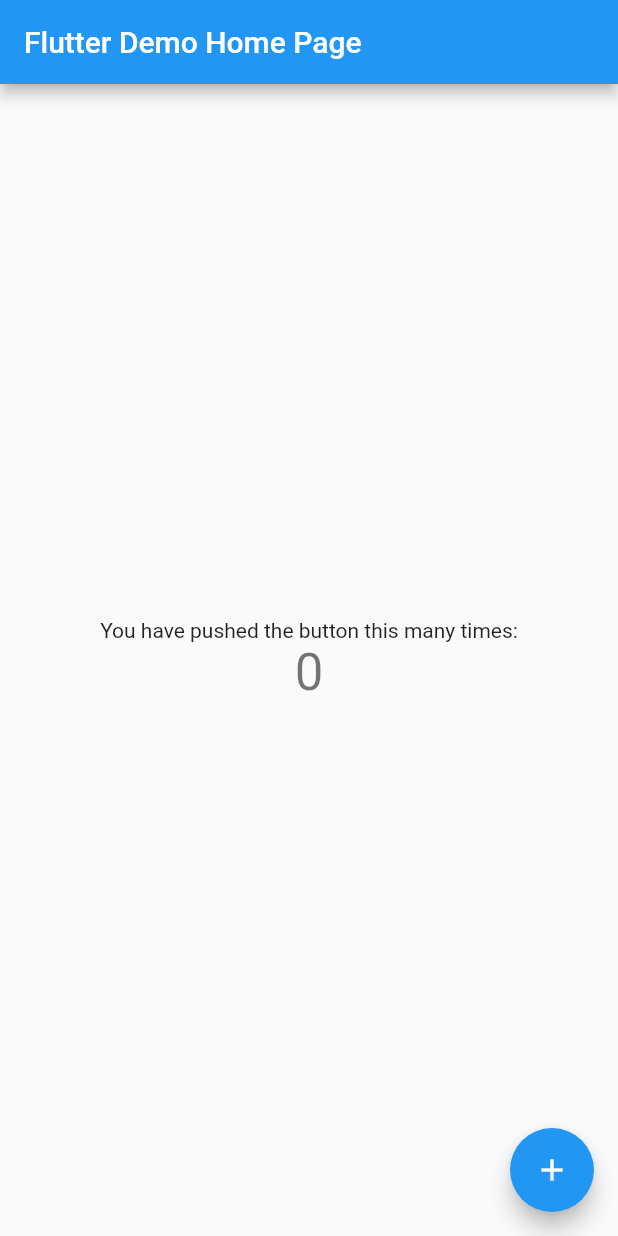
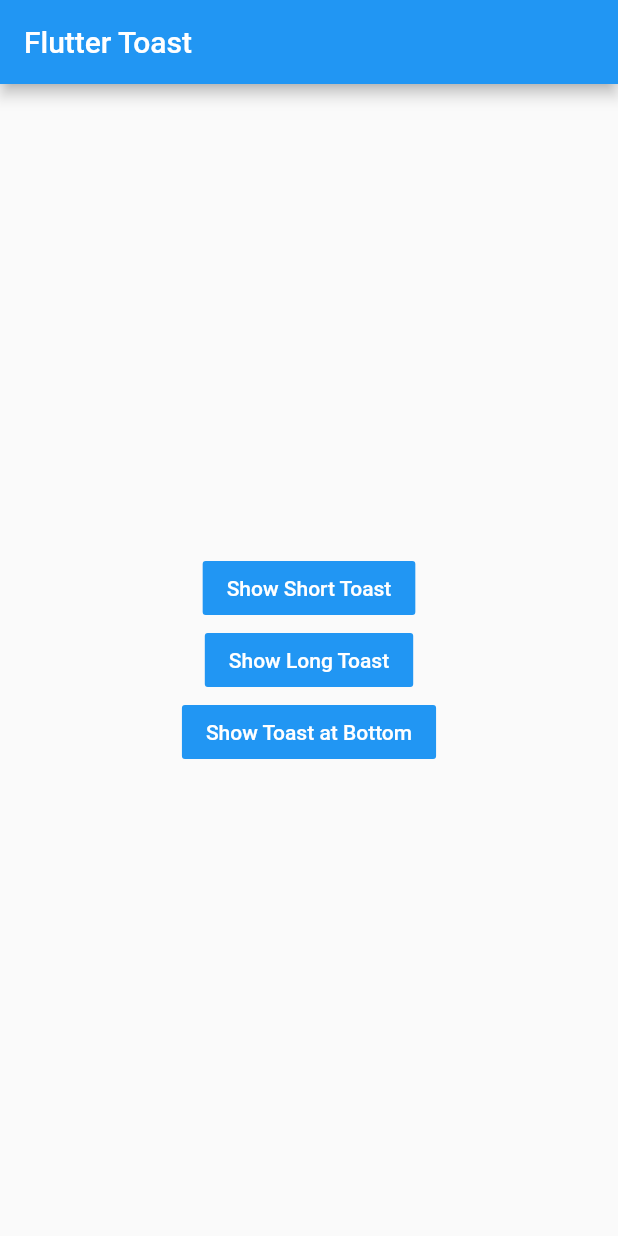
Before and after one commit to madhukesh048/Flutter-Toast, a Flutter app: the screen it shows after launch, on a phone screen of 412 x 824 dp. Run offline on Flutter 3.47's test engine with Material 2 defaults, Android fonts, the phone set to English and light mode, and no system bars; our stand-ins replace toast.

Commit message:
Toast with duration and gravity

```diff
--- /dev/null
+++ b/lib/fluttertoast.dart
@@ -0,0 +1,55 @@
+import 'package:flutter/material.dart';
+import 'package:toast/toast.dart';
+
+class FlutterToast extends StatefulWidget {
+  @override
+  _FlutterToastState createState() => _FlutterToastState();
+}
+
+class _FlutterToastState extends State<FlutterToast> {
+  @override
+  Widget build(BuildContext context) {
+    return Scaffold(
+      appBar: AppBar(
+        title: Text("Flutter Toast"),
+      ),
+      body: Center(
+        child: Column(
+          mainAxisAlignment: MainAxisAlignment.center,
+          children: <Widget>[
+            FlatButton(
+              onPressed: () => showToast("Show Short Toast"),
+              child: Text(
+                'Show Short Toast',
+                style: TextStyle(color: Colors.white),
+              ),
+              color: Colors.blue,
+            ),
+            FlatButton(
+              onPressed: () => showToast("Show Long Toast",
+                  duration: Toast.LENGTH_LONG),
+              child: Text(
+                'Show Long Toast',
+                style: TextStyle(color: Colors.white),
+              ),
+              color: Colors.blue,
+            ),
+             FlatButton(
+              onPressed: () => showToast("Show Toast at Bottom",
+                  duration: Toast.LENGTH_LONG,gravity: Toast.BOTTOM),
+              child: Text(
+                'Show Toast at Bottom',
+                style: TextStyle(color: Colors.white),
+              ),
+              color: Colors.blue,
+            ),
+          ],
+        ),
+      ),
+    );
+  }
+
+  void showToast(String msg, {int duration, int gravity}) {
+    Toast.show(msg, context, duration: duration, gravity: gravity);
+  }
+}
--- a/lib/main.dart
+++ b/lib/main.dart
@@ -1,111 +1,17 @@
 import 'package:flutter/material.dart';
+import 'package:fluttertoast/flutterToast.dart';
 
 void main() => runApp(MyApp());
 
 class MyApp extends StatelessWidget {
-  // This widget is the root of your application.
   @override
   Widget build(BuildContext context) {
     return MaterialApp(
-      title: 'Flutter Demo',
+      title: 'Flutter Toast Demo',
       theme: ThemeData(
-        // This is the theme of your application.
-        //
-        // Try running your application with "flutter run". You'll see the
-        // application has a blue toolbar. Then, without quitting the app, try
-        // changing the primarySwatch below to Colors.green and then invoke
-        // "hot reload" (press "r" in the console where you ran "flutter run",
-        // or simply save your changes to "hot reload" in a Flutter IDE).
-        // Notice that the counter didn't reset back to zero; the application
-        // is not restarted.
         primarySwatch: Colors.blue,
       ),
-      home: MyHomePage(title: 'Flutter Demo Home Page'),
+      home: FlutterToast(),
     );
   }
 }
-
-class MyHomePage extends StatefulWidget {
-  MyHomePage({Key key, this.title}) : super(key: key);
-
-  // This widget is the home page of your application. It is stateful, meaning
-  // that it has a State object (defined below) that contains fields that affect
-  // how it looks.
-
-  // This class is the configuration for the state. It holds the values (in this
-  // case the title) provided by the parent (in this case the App widget) and
-  // used by the build method of the State. Fields in a Widget subclass are
-  // always marked "final".
-
-  final String title;
-
-  @override
-  _MyHomePageState createState() => _MyHomePageState();
-}
-
-class _MyHomePageState extends State<MyHomePage> {
-  int _counter = 0;
-
-  void _incrementCounter() {
-    setState(() {
-      // This call to setState tells the Flutter framework that something has
-      // changed in this State, which causes it to rerun the build method below
-      // so that the display can reflect the updated values. If we changed
-      // _counter without calling setState(), then the build method would not be
-      // called again, and so nothing would appear to happen.
-      _counter++;
-    });
-  }
-
-  @override
-  Widget build(BuildContext context) {
-    // This method is rerun every time setState is called, for instance as done
-    // by the _incrementCounter method above.
-    //
-    // The Flutter framework has been optimized to make rerunning build methods
-    // fast, so that you can just rebuild anything that needs updating rather
-    // than having to individually change instances of widgets.
-    return Scaffold(
-      appBar: AppBar(
-        // Here we take the value from the MyHomePage object that was created by
-        // the App.build method, and use it to set our appbar title.
-        title: Text(widget.title),
-      ),
-      body: Center(
-        // Center is a layout widget. It takes a single child and positions it
-        // in the middle of the parent.
-        child: Column(
-          // Column is also a layout widget. It takes a list of children and
-          // arranges them vertically. By default, it sizes itself to fit its
-          // children horizontally, and tries to be as tall as its parent.
-          //
-          // Invoke "debug painting" (press "p" in the console, choose the
-          // "Toggle Debug Paint" action from the Flutter Inspector in Android
-          // Studio, or the "Toggle Debug Paint" command in Visual Studio Code)
-          // to see the wireframe for each widget.
-          //
-          // Column has various properties to control how it sizes itself and
-          // how it positions its children. Here we use mainAxisAlignment to
-          // center the children vertically; the main axis here is the vertical
-          // axis because Columns are vertical (the cross axis would be
-          // horizontal).
-          mainAxisAlignment: MainAxisAlignment.center,
-          children: <Widget>[
-            Text(
-              'You have pushed the button this many times:',
-            ),
-            Text(
-              '$_counter',
-              style: Theme.of(context).textTheme.display1,
-            ),
-          ],
-        ),
-      ),
-      floatingActionButton: FloatingActionButton(
-        onPressed: _incrementCounter,
-        tooltip: 'Increment',
-        child: Icon(Icons.add),
-      ), // This trailing comma makes auto-formatting nicer for build methods.
-    );
-  }
-}
--- a/pubspec.yaml
+++ b/pubspec.yaml
@@ -19,10 +19,12 @@ environment:
 dependencies:
   flutter:
     sdk: flutter
+  toast: ^0.1.5
 
   # The following adds the Cupertino Icons font to your application.
   # Use with the CupertinoIcons class for iOS style icons.
   cupertino_icons: ^0.1.2
+
 
 dev_dependencies:
   flutter_test:
```
Also changed, not shown: pubspec.lock.
